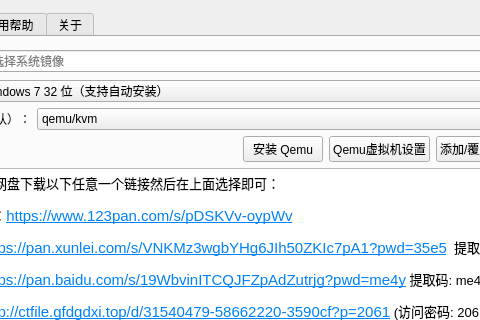
First picture: the form in VM-source/mainwindow.ui, repository gfdgd-xi/deep-wine-runner, before the edit; both pictures show x 113 to 593 and y 0 to 320 of the 1058 by 512 pixel window.
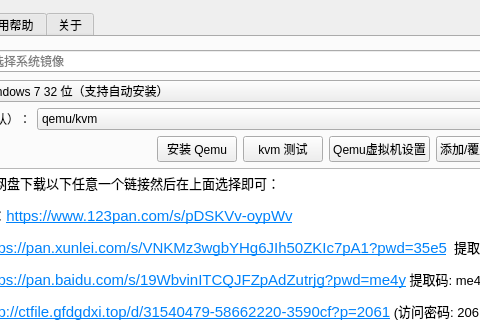
Second picture: the form after the edit. Icons and pictures are not drawn.

Diff of the .ui file:
```diff
--- a/VM-source/mainwindow.ui
+++ b/VM-source/mainwindow.ui
@@ -174,6 +174,13 @@
             </property>
            </widget>
           </item>
+          <item>
+           <widget class="QPushButton" name="kvmTest">
+            <property name="text">
+             <string>kvm 测试</string>
+            </property>
+           </widget>
+          </item>
           <item>
            <widget class="QPushButton" name="qemuSetting">
             <property name="text">
```
